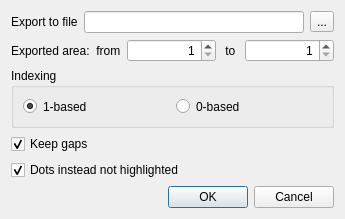
First picture: the form in src/corelibs/U2View/src/ov_msa/ui/ExportHighlightedDialog.ui, repository violethaze74/ugene, before the edit.
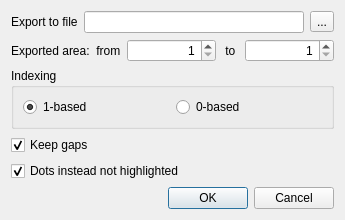
Second picture: the form after the edit.

Commit message: Minor fix: a dialog layout.

Patch:
```diff
--- a/src/corelibs/U2View/src/ov_msa/ui/ExportHighlightedDialog.ui
+++ b/src/corelibs/U2View/src/ov_msa/ui/ExportHighlightedDialog.ui
@@ -7,7 +7,7 @@
     <x>0</x>
     <y>0</y>
     <width>345</width>
-    <height>219</height>
+    <height>227</height>
    </rect>
   </property>
   <property name="minimumSize">
@@ -20,6 +20,9 @@
    <string>Export highlighted to File</string>
   </property>
   <layout class="QVBoxLayout" name="verticalLayout">
+   <property name="sizeConstraint">
+    <enum>QLayout::SetMinAndMaxSize</enum>
+   </property>
    <item>
     <layout class="QHBoxLayout" name="horizontalLayout">
      <item>
@@ -106,6 +109,9 @@
       <string>Indexing</string>
      </property>
      <layout class="QHBoxLayout" name="horizontalLayout_3">
+      <property name="sizeConstraint">
+       <enum>QLayout::SetMinAndMaxSize</enum>
+      </property>
       <item>
        <widget class="QRadioButton" name="oneIndexRB">
         <property name="text">
@@ -149,19 +155,6 @@
      </property>
     </widget>
    </item>
-   <item>
-    <spacer name="verticalSpacer">
-     <property name="orientation">
-      <enum>Qt::Vertical</enum>
-     </property>
-     <property name="sizeHint" stdset="0">
-      <size>
-       <width>20</width>
-       <height>40</height>
-      </size>
-     </property>
-    </spacer>
-   </item>
    <item>
     <widget class="QDialogButtonBox" name="buttonBox">
      <property name="standardButtons">
```
Left out of the diff: 2 changed lines with no effect on the pictures.
